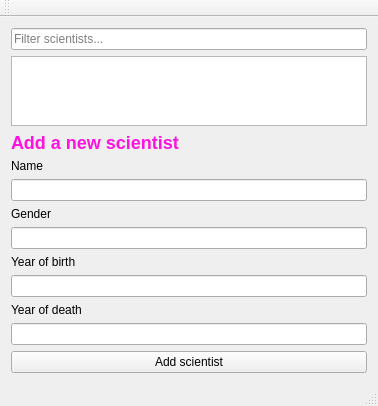
Old version of the form vln-vika3/vln3/mainwindow.ui in the repository hoddiingi/vln1-2016.
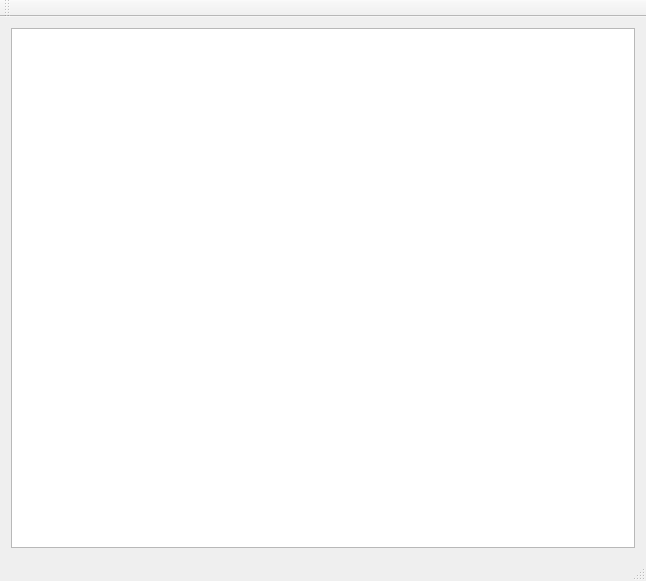
New version of the form.

What changed in the file:
```diff
--- a/vln-vika3/vln3/mainwindow.ui
+++ b/vln-vika3/vln3/mainwindow.ui
@@ -6,91 +6,17 @@
    <rect>
     <x>0</x>
     <y>0</y>
-    <width>378</width>
-    <height>402</height>
+    <width>646</width>
+    <height>581</height>
    </rect>
   </property>
   <property name="windowTitle">
    <string>MainWindow</string>
   </property>
   <widget class="QWidget" name="centralWidget">
-   <layout class="QVBoxLayout" name="verticalLayout">
+   <layout class="QHBoxLayout" name="horizontalLayout_2">
     <item>
-     <widget class="QLineEdit" name="input_filter_scientists">
-      <property name="placeholderText">
-       <string>Filter scientists...</string>
-      </property>
-     </widget>
-    </item>
-    <item>
-     <widget class="QListWidget" name="listScientist"/>
-    </item>
-    <item>
-     <spacer name="verticalSpacer">
-      <property name="orientation">
-       <enum>Qt::Vertical</enum>
-      </property>
-      <property name="sizeHint" stdset="0">
-       <size>
-        <width>20</width>
-        <height>40</height>
-       </size>
-      </property>
-     </spacer>
-    </item>
-    <item>
-     <widget class="QLabel" name="label_add_scientist">
-      <property name="text">
-       <string>&lt;html&gt;&lt;head/&gt;&lt;body&gt;&lt;p&gt;&lt;span style=&quot; font-size:x-large; font-weight:600; color:#ff11e0;&quot;&gt;Add a new scientist&lt;/span&gt;&lt;/p&gt;&lt;/body&gt;&lt;/html&gt;</string>
-      </property>
-     </widget>
-    </item>
-    <item>
-     <widget class="QLabel" name="label_scientist_name">
-      <property name="text">
-       <string>Name</string>
-      </property>
-     </widget>
-    </item>
-    <item>
-     <widget class="QLineEdit" name="input_scientist_name"/>
-    </item>
-    <item>
-     <widget class="QLabel" name="label_scientist_gender">
-      <property name="text">
-       <string>Gender</string>
-      </property>
-     </widget>
-    </item>
-    <item>
-     <widget class="QLineEdit" name="input_scientist_gender"/>
-    </item>
-    <item>
-     <widget class="QLabel" name="label_scientist_birth">
-      <property name="text">
-       <string>Year of birth</string>
-      </property>
-     </widget>
-    </item>
-    <item>
-     <widget class="QLineEdit" name="input_scientist_birth"/>
-    </item>
-    <item>
-     <widget class="QLabel" name="label_scientist_death">
-      <property name="text">
-       <string>Year of death</string>
-      </property>
-     </widget>
-    </item>
-    <item>
-     <widget class="QLineEdit" name="input_scientist_death"/>
-    </item>
-    <item>
-     <widget class="QPushButton" name="pushBotton">
-      <property name="text">
-       <string>Add scientist</string>
-      </property>
-     </widget>
+     <widget class="QTableWidget" name="tableWidget"/>
     </item>
    </layout>
   </widget>
```
Left out of the diff: 10 changed lines with no effect on the pictures.
